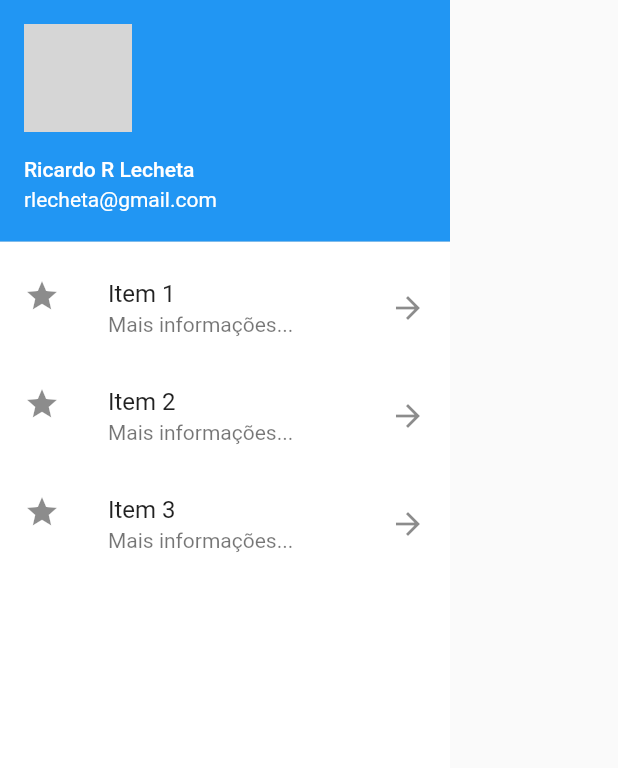
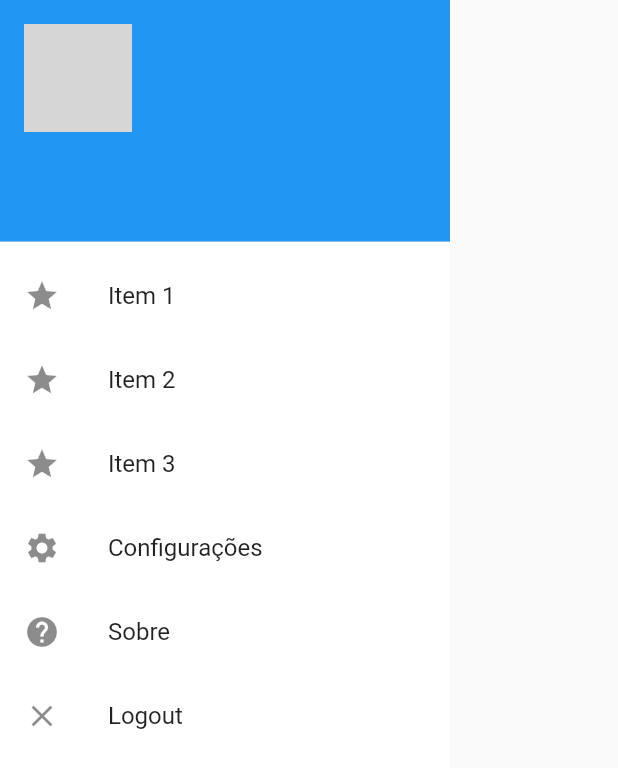
Before and after one commit to livroandroid/carros_flutter, a Flutter app: the DrawerList widget shown alone on an empty page, opened directly, on a phone screen of 412 x 824 dp. Shown: the top 768 px of the screen. Run offline on Flutter 3.47's test engine with Material 2 defaults, Android fonts, the phone set to English and light mode, and no system bars; our stand-ins replace connectivity, google_maps_flutter, image_picker, share, shared_preferences, sqflite and 1 more; accounts and stored records are empty; network calls fail; grey boxes are pictures that could not be loaded.

Commit message:
Drawer basico + login nas prefs

```diff
--- a/lib/domain/services/login_service.dart
+++ b/lib/domain/services/login_service.dart
@@ -2,6 +2,7 @@ import 'dart:convert';
 import 'dart:io';
 
 import 'package:carros/domain/response.dart';
+import 'package:carros/domain/user.dart';
 import 'package:http/http.dart' as http;
 import 'package:connectivity/connectivity.dart';
 
@@ -26,6 +27,9 @@ class LoginService {
 
       final r = Response.fromJson(json.decode(s));
 
+      final user = User("Ricardo Flutter",login,"rlecheta@flutter.com");
+      user.save();
+
       return r;
     } catch (error) {
       return Response(false, handleError(error));
--- /dev/null
+++ b/lib/domain/user.dart
@@ -0,0 +1,36 @@
+
+import 'dart:convert';
+
+import 'package:carros/utils/prefs.dart';
+
+class User {
+  final String nome;
+  final String login;
+  final String email;
+
+  User(this.nome,this.login, this.email);
+
+  User.fromJson(Map<String, dynamic> map)
+      :
+        this.nome = map["nome"],
+        this.login = map["login"],
+        this.email = map["email"];
+
+  void save() {
+    final map = {"nome": nome,"login": login, "email": email};
+    Prefs.setString("user.prefs", json.encode(map));
+  }
+
+  static Future<User> get() async {
+    String s = await Prefs.getString("user.prefs");
+    if(s == null || s.isEmpty) {
+      return null;
+    }
+    final user = User.fromJson(json.decode(s));
+    return user;
+  }
+
+  static clear () {
+    Prefs.setString("user.prefs", "");
+  }
+}
--- a/lib/drawer_list.dart
+++ b/lib/drawer_list.dart
@@ -1,3 +1,6 @@
+import 'package:carros/domain/user.dart';
+import 'package:carros/pages/login_page.dart';
+import 'package:carros/utils/nav.dart';
 import 'package:flutter/material.dart';
 
 class DrawerList extends StatelessWidget {
@@ -10,13 +13,26 @@ class DrawerList extends StatelessWidget {
         child: ListView(
           children: <Widget>[
             UserAccountsDrawerHeader(
-              accountName: Text("Ricardo R Lecheta")/*FutureBuilder(
-                future: Prefs.getString("nome"),
+              accountName: FutureBuilder<User>(
+                future: User.get(),
                 builder: (context, snapshot) {
-                  return Text(snapshot.hasData ? snapshot.data : "");
+                  if (snapshot.hasData) {
+                    final user = snapshot.data;
+                    return Text(user.nome);
+                  }
+                  return Text("");
                 },
-              )*/,
-              accountEmail: Text("rlecheta@gmail.com"),
+              ),
+              accountEmail: FutureBuilder<User>(
+                future: User.get(),
+                builder: (context, snapshot) {
+                  if (snapshot.hasData) {
+                    final user = snapshot.data;
+                    return Text(user.email);
+                  }
+                  return Text("");
+                },
+              ),
               currentAccountPicture: CircleAvatar(
                 backgroundImage: NetworkImage(
                     "https://cdn.iconscout.com/icon/free/png-256/avatar-372-456324.png"),
@@ -27,37 +43,53 @@ class DrawerList extends StatelessWidget {
                 print("Item 1");
               },
               title: Text("Item 1"),
-              subtitle: Text(
-                "Mais informações...",
-              ),
               leading: Icon(Icons.star),
-              trailing: Icon(Icons.arrow_forward),
             ),
             ListTile(
               onTap: () {
                 print("Item 2");
               },
               title: Text("Item 2"),
-              subtitle: Text(
-                "Mais informações...",
-              ),
               leading: Icon(Icons.star),
-              trailing: Icon(Icons.arrow_forward),
             ),
             ListTile(
               onTap: () {
                 print("Item 3");
               },
               title: Text("Item 3"),
-              subtitle: Text(
-                "Mais informações...",
-              ),
               leading: Icon(Icons.star),
-              trailing: Icon(Icons.arrow_forward),
+            ),
+            ListTile(
+              onTap: () {
+                print("Configurações");
+              },
+              title: Text("Configurações"),
+              leading: Icon(Icons.settings),
+            ),
+            ListTile(
+              onTap: () {
+                print("Sobre");
+              },
+              title: Text("Sobre"),
+              leading: Icon(Icons.help),
+            ),
+            ListTile(
+              onTap: () {
+                _logout(context);
+              },
+              title: Text("Logout"),
+              leading: Icon(Icons.close),
             )
           ],
         ),
       ),
     );
   }
+
+  void _logout(BuildContext context) {
+    print("Logout");
+    pop(context);
+    pushReplacement(context, LoginPage());
+    User.clear();
+  }
 }
```
